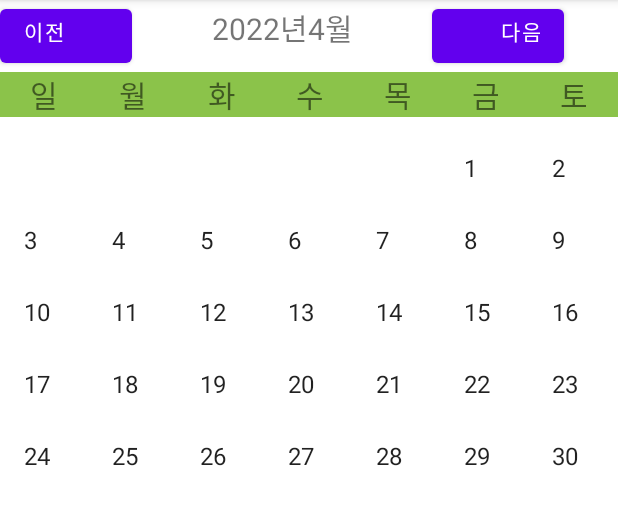
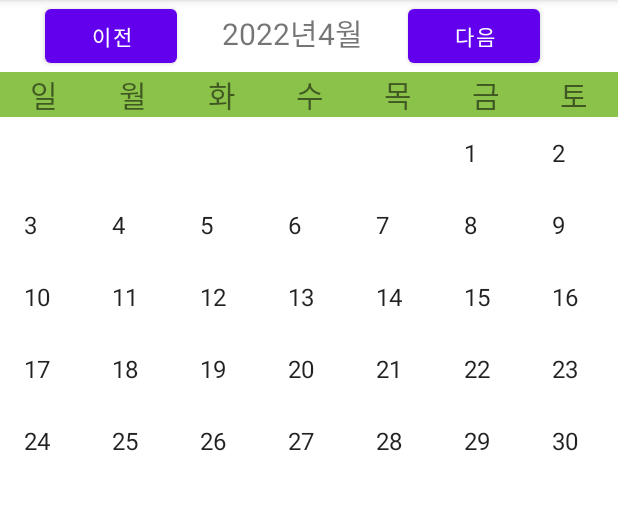
Before and after one commit to ilyunjung/AndroidProject1, an Android app: the screen it shows after launch (MainActivity), on a phone screen of 412 x 824 dp, the part 84-609 px from its top. Run offline under Robolectric (Android 15) with nearby library versions, the phone set to English and light mode, and no system bars.

Commit message:
activity_main.xml

```diff
--- a/app/src/main/res/layout/activity_main.xml
+++ b/app/src/main/res/layout/activity_main.xml
@@ -12,12 +12,14 @@
             android:id="@+id/monthprev"
             android:layout_width="wrap_content"
             android:layout_height="wrap_content"
-            android:gravity="left"
+            android:gravity="center"
+            android:layout_marginRight="30dp"
+            android:layout_marginLeft="30dp"
             android:text="이전"/>
 
         <TextView
             android:id="@+id/date"
-            android:layout_width="200dp"
+            android:layout_width="wrap_content"
             android:layout_height="wrap_content"
             android:textSize="20dp"
             android:gravity="center"/>
@@ -26,7 +28,9 @@
             android:id="@+id/monthnext"
             android:layout_width="wrap_content"
             android:layout_height="wrap_content"
-            android:gravity="right"
+            android:layout_marginRight="30dp"
+            android:layout_marginLeft="30dp"
+            android:gravity="center"
             android:text="다음"/>
     </LinearLayout>
 
@@ -40,7 +44,7 @@
             android:layout_width="match_parent"
             android:layout_height="wrap_content"
             android:layout_weight="1"
-            android:gravity="center_horizontal"
+            android:gravity="center"
             android:text="일"
             android:textSize="20dp" />
 
@@ -94,18 +98,18 @@
     </LinearLayout>
     <GridView
         android:id="@+id/gridview"
-        android:layout_width="match_parent"
-        android:layout_height="0dp"
-        android:layout_weight="1"
-        android:layout_marginTop="10dp"
+        android:layout_weight="10"
+        android:layout_height="50dp"
+        android:layout_width="wrap_content"
         android:numColumns="7"
-        android:stretchMode="columnWidth"
-        android:gravity="center_horizontal"
+
         />
     <TextView
         android:id="@+id/printDate"
         android:layout_width="wrap_content"
         android:layout_height="wrap_content"
+        android:paddingTop="1dp"
+        android:layout_margin="30dp"
         />
 
 
```
